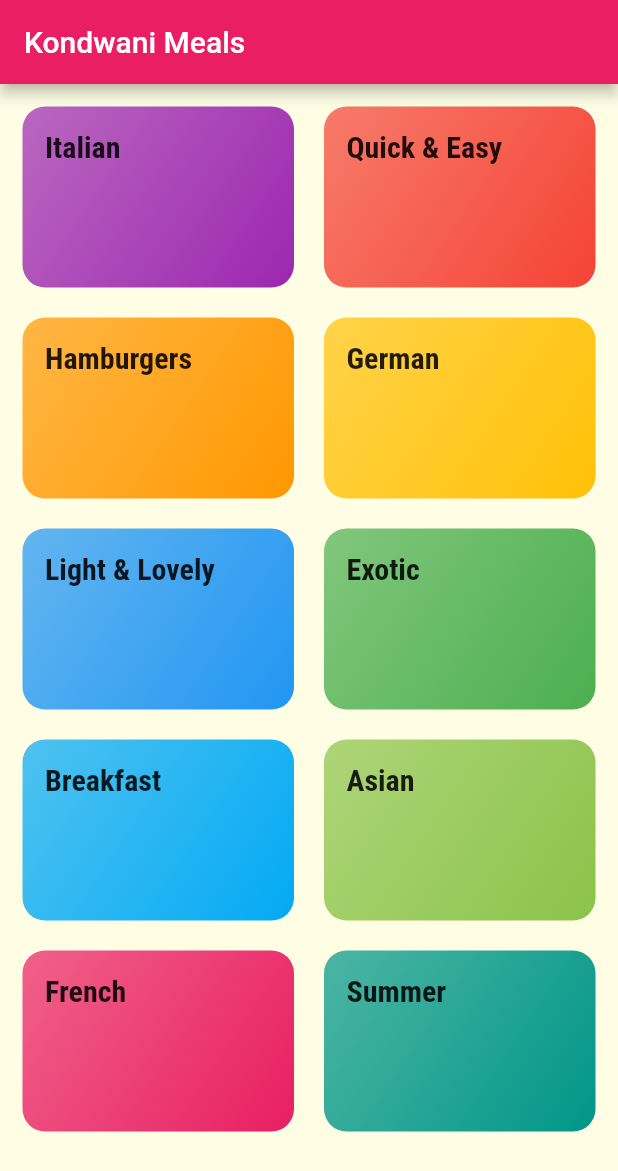
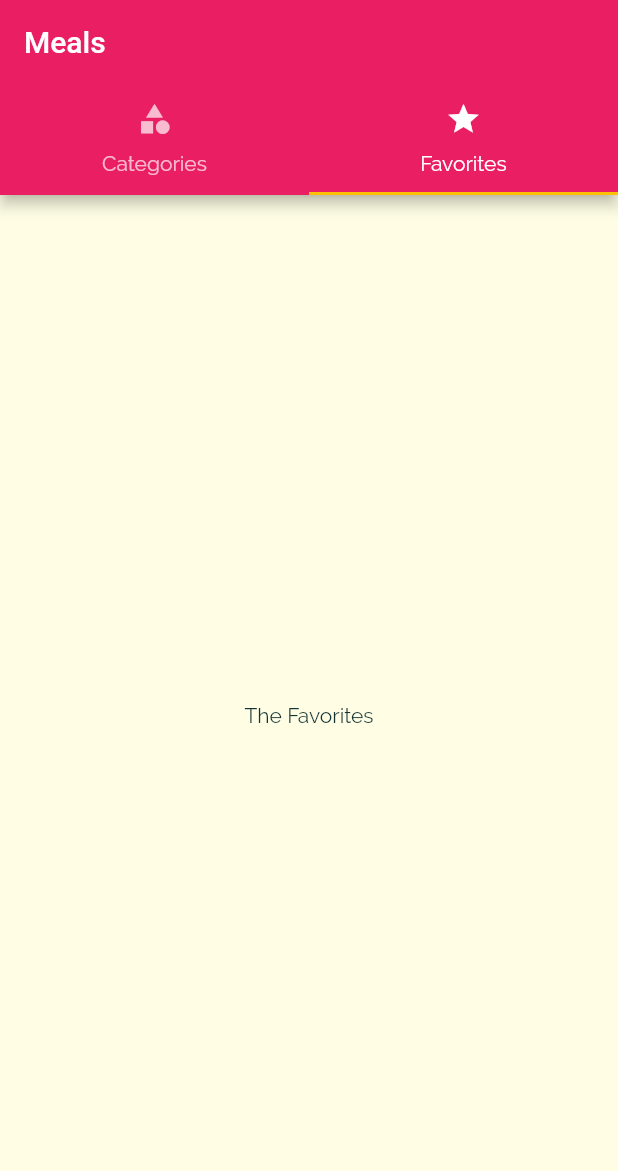
Before and after one commit to Isazaki/udemy-assessment-meals-app, a Flutter app: the screen it shows after launch, on a phone screen of 412 x 824 dp. Shown: the top 1171 px of the screen. Run offline on Flutter 3.47's test engine with Material 2 defaults, Android fonts, the phone set to English and light mode, and no system bars.

Commit message:
chore(meal_item): remved unnecessary breaks from the switch statements
Signed-off-by: Kondwani <kondwanimsiska@gmail.com>

```diff
--- a/lib/data/dummy_data.dart
+++ b/lib/data/dummy_data.dart
@@ -3,6 +3,7 @@ import 'package:flutter/material.dart';
 import '../models/category.dart';
 import '../models/meal.dart';
 
+// ignore: constant_identifier_names
 const DUMMY_CATEGORIES = [
   Category(
     id: 'c1',
@@ -56,6 +57,7 @@ const DUMMY_CATEGORIES = [
   ),
 ];
 
+// ignore: constant_identifier_names
 const DUMMY_MEALS = [
   Meal(
     id: 'm1',
--- a/lib/main.dart
+++ b/lib/main.dart
@@ -1,4 +1,6 @@
 import 'package:flutter/material.dart';
+
+import './screens/tabs_screen.dart';
 import './screens/meal_detail_screen.dart';
 import './screens/category_meals_screen.dart';
 import './screens/categories_screen.dart';
@@ -28,15 +30,15 @@ class MyApp extends StatelessWidget {
         colorScheme: ColorScheme.fromSwatch(primarySwatch: Colors.pink)
             .copyWith(secondary: Colors.amber),
       ),
-      home: const CategoriesScreen(),
       initialRoute: '/',
       routes: {
-        CategoryMealsScreen.routeName: (ctx) => CategoryMealsScreen(),
+        '/': (ctx) => const TabsScreen(),
+        CategoryMealsScreen.routeName: (ctx) => const CategoryMealsScreen(),
         MealDetailScreen.routeName: (ctx) => const MealDetailScreen(),
       },
       onUnknownRoute: (settings) {
         // 404 fault back page
-        return MaterialPageRoute(builder: (ctx) => CategoriesScreen());
+        return MaterialPageRoute(builder: (ctx) => const CategoriesScreen());
       },
     );
   }
--- a/lib/models/meal.dart
+++ b/lib/models/meal.dart
@@ -1,12 +1,18 @@
 enum Complexity {
+  // ignore: constant_identifier_names
   Simple,
+  // ignore: constant_identifier_names
   Challenging,
+  // ignore: constant_identifier_names
   Hard,
 }
 
 enum Affordability {
+  // ignore: constant_identifier_names
   Affordable,
+  // ignore: constant_identifier_names
   Pricey,
+  // ignore: constant_identifier_names
   Luxurious,
 }
 
--- a/lib/screens/categories_screen.dart
+++ b/lib/screens/categories_screen.dart
@@ -8,9 +8,7 @@ class CategoriesScreen extends StatelessWidget {
 
   @override
   Widget build(BuildContext context) {
-    return Scaffold(
-        appBar: AppBar(title: const Text('Kondwani Meals')),
-        body: GridView(
+    return GridView(
       padding: const EdgeInsets.all(15),
       children: DUMMY_CATEGORIES
           .map((catData) =>
@@ -21,6 +19,6 @@ class CategoriesScreen extends StatelessWidget {
           childAspectRatio: 3 / 2,
           mainAxisSpacing: 20,
           crossAxisSpacing: 20),
-        ));
+    );
   }
 }
--- a/lib/screens/category_meals_screen.dart
+++ b/lib/screens/category_meals_screen.dart
@@ -4,6 +4,8 @@ import '../data/dummy_data.dart';
 
 class CategoryMealsScreen extends StatelessWidget {
   static const routeName = '/category-meals';
+
+  const CategoryMealsScreen({Key? key}) : super(key: key);
   // final String categoryId;
   // final String categoryTitle;
 
--- /dev/null
+++ b/lib/screens/favorites_screen.dart
@@ -0,0 +1,12 @@
+import 'package:flutter/material.dart';
+
+class FavoritesScreen extends StatelessWidget {
+  const FavoritesScreen({Key? key}) : super(key: key);
+
+  @override
+  Widget build(BuildContext context) {
+    return const Center(
+      child: Text('The Favorites'),
+    );
+  }
+}
--- /dev/null
+++ b/lib/screens/tabs_screen.dart
@@ -0,0 +1,40 @@
+import 'package:flutter/material.dart';
+import 'package:meals/screens/favorites_screen.dart';
+
+import './categories_screen.dart';
+
+class TabsScreen extends StatefulWidget {
+  const TabsScreen({Key? key}) : super(key: key);
+
+  @override
+  _TabsScreenState createState() => _TabsScreenState();
+}
+
+class _TabsScreenState extends State<TabsScreen> {
+  @override
+  Widget build(BuildContext context) {
+    return DefaultTabController(
+        length: 2,
+        initialIndex: 1,
+        child: Scaffold(
+          appBar: AppBar(
+              title: const Text('Meals'),
+              bottom: const TabBar(tabs: <Widget>[
+                Tab(
+                  icon: Icon(
+                    Icons.category,
+                  ),
+                  text: 'Categories',
+                ),
+                Tab(
+                    icon: Icon(
+                      Icons.star,
+                    ),
+                    text: 'Favorites')
+              ])),
+          body: const TabBarView(
+            children: <Widget>[CategoriesScreen(), FavoritesScreen()],
+          ),
+        ));
+  }
+}
--- a/lib/widgets/category_item.dart
+++ b/lib/widgets/category_item.dart
@@ -8,7 +8,8 @@ class CategoryItem extends StatelessWidget {
   final String title;
   final Color color;
 
-  CategoryItem(this.id, this.title, this.color);
+  // ignore: use_key_in_widget_constructors
+  const CategoryItem(this.id, this.title, this.color);
 
   void selectCategory(BuildContext context) {
     Navigator.of(context).pushNamed(CategoryMealsScreen.routeName,
--- a/lib/widgets/meal_item.dart
+++ b/lib/widgets/meal_item.dart
@@ -11,7 +11,8 @@ class MealItem extends StatelessWidget {
   final Complexity complexity;
   final Affordability affordability;
 
-  MealItem(
+  // ignore: use_key_in_widget_constructors
+  const MealItem(
       {required this.id,
       required this.title,
       required this.imageUrl,
@@ -23,13 +24,10 @@ class MealItem extends StatelessWidget {
     switch (complexity) {
       case Complexity.Simple:
         return 'Simple';
-        break;
       case Complexity.Hard:
         return 'Hard';
-        break;
       case Complexity.Challenging:
         return 'Challenging';
-        break;
       default:
         return 'Unknown';
     }
@@ -39,13 +37,10 @@ class MealItem extends StatelessWidget {
     switch (affordability) {
       case Affordability.Affordable:
         return 'Affordable';
-        break;
       case Affordability.Pricey:
         return 'Pricey';
-        break;
       case Affordability.Luxurious:
         return 'Luxurious';
-        break;
       default:
         return 'Unknown';
     }
```
Lines whose indentation alone changed are shown as unchanged.
